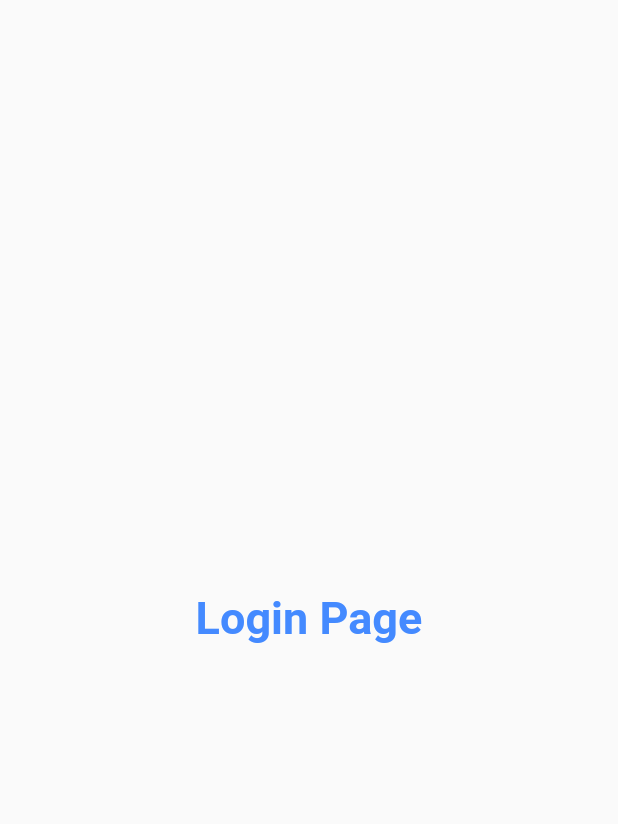
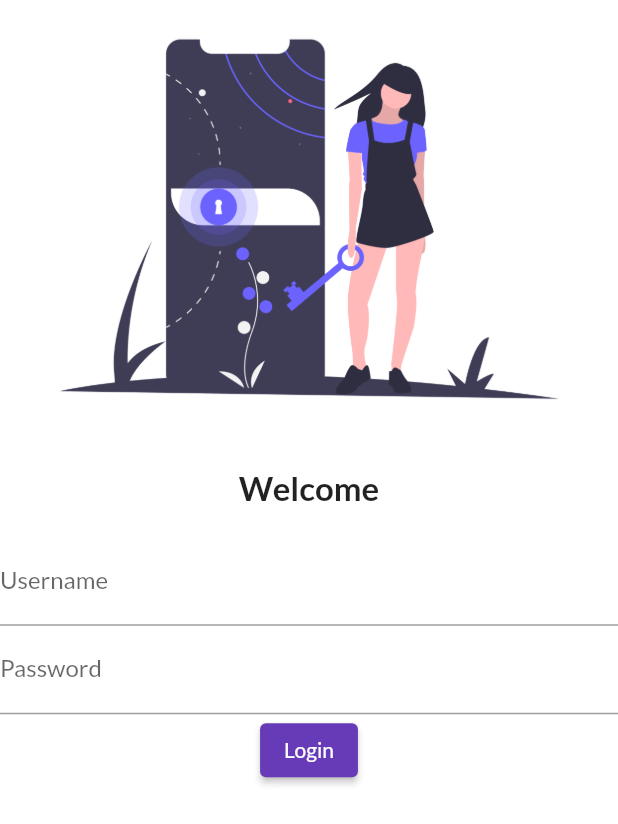
Before and after one commit to akshayhallagade/flutter_catalog, a Flutter app: the screen it shows after launch, on a phone screen of 412 x 824 dp. Shown: the top 824 px of the screen. Run offline on Flutter 3.47's test engine with Material 2 defaults, Android fonts, the phone set to English and light mode, and no system bars; our stand-ins replace google_fonts.

Commit message:
Day4 Completed

```diff
--- a/lib/main.dart
+++ b/lib/main.dart
@@ -1,6 +1,7 @@
 import 'package:flutter/material.dart';
 import 'package:flutter_catalog/pages/home_page.dart';
 import 'package:flutter_catalog/pages/login_page.dart';
+import 'package:google_fonts/google_fonts.dart';
 
 void main() {
   runApp(MyApp());
@@ -12,7 +13,9 @@ class MyApp extends StatelessWidget {
     return MaterialApp(
       // home: HomePage(),
       themeMode: ThemeMode.light,
-      theme: ThemeData(primarySwatch: Colors.deepPurple),
+      theme: ThemeData(
+          primarySwatch: Colors.deepPurple,
+          fontFamily: GoogleFonts.lato().fontFamily),
       darkTheme: ThemeData(brightness: Brightness.dark),
       routes: {
         "/": (context) => LoginPage(),
--- a/lib/pages/login_page.dart
+++ b/lib/pages/login_page.dart
@@ -1,20 +1,47 @@
-// ignore_for_file: prefer_const_constructors
+import 'dart:ui';
 
 import "package:flutter/material.dart";
-import 'package:flutter/painting.dart';
 
 class LoginPage extends StatelessWidget {
   @override
   Widget build(BuildContext context) {
     return Material(
-      child: Center(
-        child: Text(
-          "Login Page",
-          style: TextStyle(
-              fontSize: 30,
-              color: Colors.blueAccent,
-              fontWeight: FontWeight.bold),
-        ),
+      color: Colors.white,
+      child: Column(
+        children: [
+          Image.asset("assests/images/login.png"),
+          SizedBox(
+            height: 20.0,
+          ),
+          Text(
+            "Welcome",
+            style: TextStyle(
+              fontSize: 22,
+              fontWeight: FontWeight.bold,
+            ),
+          ),
+          SizedBox(
+            height: 20.0,
+          ),
+          TextFormField(
+            decoration: InputDecoration(
+                hintText: "Enter Username", labelText: "Username"),
+          ),
+          TextFormField(
+            obscureText: true,
+            decoration: InputDecoration(
+                hintText: "Enter Password", labelText: "Password"),
+          ),
+          ElevatedButton(
+            child: Text("Login"),
+            style: ButtonStyle(
+                // foregroundColor: TextButton.styleFrom(),
+                ),
+            onPressed: () {
+              print("Hey Akshay");
+            },
+          )
+        ],
       ),
     );
   }
--- a/pubspec.yaml
+++ b/pubspec.yaml
@@ -34,6 +34,7 @@ dependencies:
   # The following adds the Cupertino Icons font to your application.
   # Use with the CupertinoIcons class for iOS style icons.
   cupertino_icons: ^1.0.2
+  google_fonts: ^2.1.0
 
 dev_dependencies:
   flutter_test:
@@ -58,8 +59,8 @@ flutter:
   uses-material-design: true
 
   # To add assets to your application, add an assets section, like this:
-  # assets:
-  #   - images/a_dot_burr.jpeg
+  assets:
+    - assests/images/
   #   - images/a_dot_ham.jpeg
 
   # An image asset can refer to one or more resolution-specific "variants", see
```
Also changed, not shown: assests/images/login.png (added), pubspec.lock.
